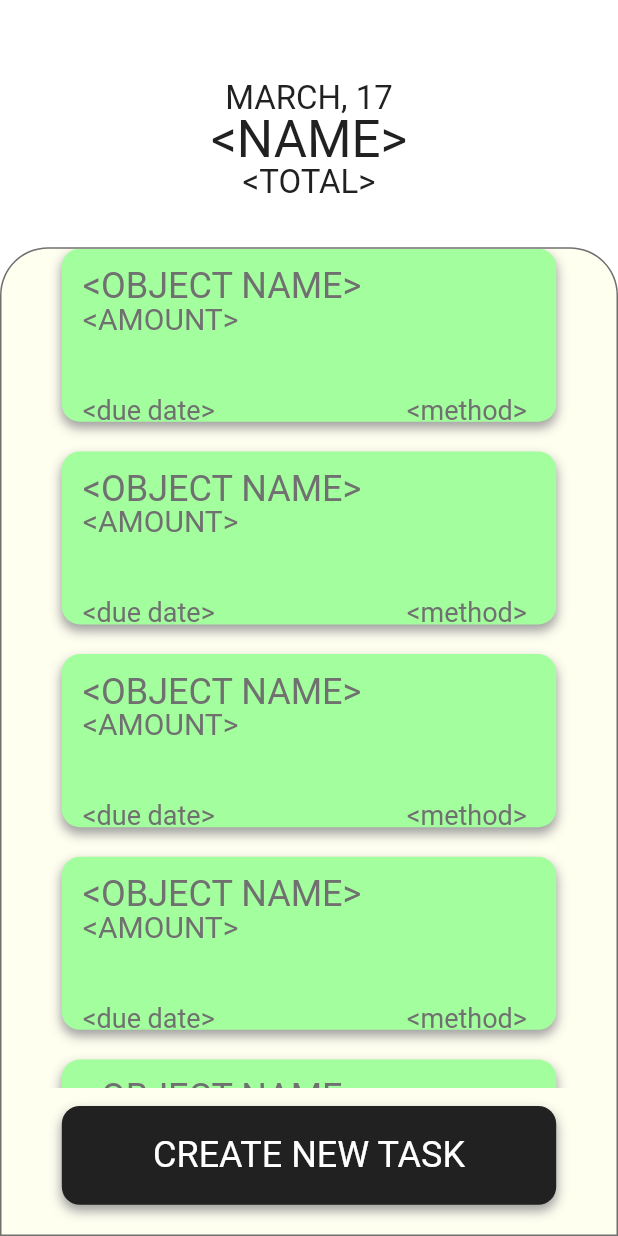
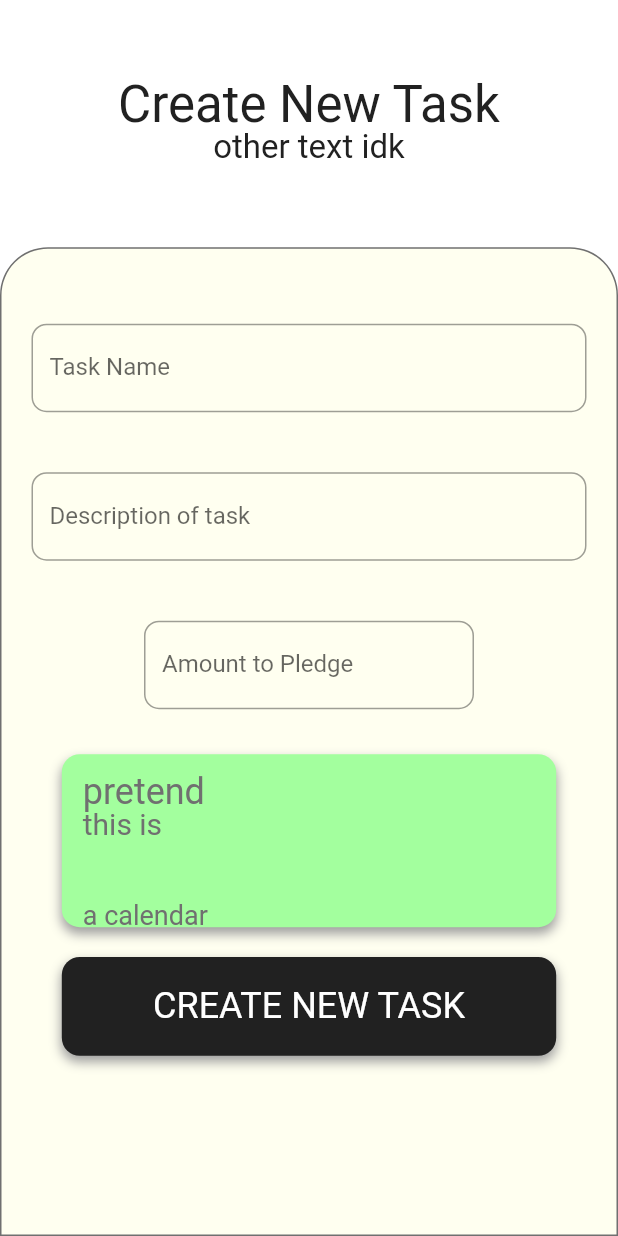
Before and after one commit to s-alad/Trustapp, a Flutter app: the HomeScreen screen opened directly, after a tap on "CREATE NEW TASK", on a phone screen of 412 x 824 dp. Run offline on Flutter 3.47's test engine with Material 2 defaults, Android fonts, the phone set to English and light mode, and no system bars; our stand-ins replace flutter_calendar_carousel, shared_preferences, sqflite; accounts and stored records are empty; Roboto replaces fonts that are missing (Roboto-Bold, Roboto-Medium).

Commit message:
aight so this is the thing that i never did
swag swag

```diff
--- a/lib/HomeScreen.dart
+++ b/lib/HomeScreen.dart
@@ -1,4 +1,6 @@
 import 'package:flutter/material.dart';
+import 'package:flutter/rendering.dart';
+import 'package:flutter_calendar_carousel/flutter_calendar_carousel.dart';
 import 'package:sqflite/sqflite.dart';
 import 'SignUpScreen.dart';
 
@@ -12,10 +14,12 @@ class CreateButton extends StatelessWidget
     return GestureDetector(
       onTap: ()
       {
-        print('tapped');
+        Navigator.push(
+          context,
+          MaterialPageRoute(builder: (context) => CreateScreen()),
+  );
       },
-      child: Padding(
-        padding: EdgeInsets.only(top: 12),
+
       child: Align(
         alignment: Alignment.center,
         child: Container(
@@ -47,13 +51,65 @@ class CreateButton extends StatelessWidget
           )
         ),
       ),
+    );
+  }
+}
+class CreateCreateButton extends StatelessWidget
+{
+  Widget build(BuildContext context)
+  {
+    double w = MediaQuery.of(context).size.width;
+    double h = MediaQuery.of(context).size.height;
+
+    return GestureDetector(
+      onTap: ()
+      {
+        Navigator.pop(context
+  );
+      },
+
+      child: Align(
+        alignment: Alignment.center,
+        child: Container(
+          alignment: Alignment.bottomCenter,
+          height: h * .08,
+          width: w * .8,
+          margin: EdgeInsets.only(bottom: h * .024),
+          child: Center(
+            child: Text(
+              'CREATE NEW TASK',
+              textAlign: TextAlign.center,
+              style: (TextStyle(color: Colors.white, fontSize: 24, fontFamily: 'Roboto-Medium')),
+            ),
+          ),
+          decoration: new BoxDecoration(
+            boxShadow: [
+            BoxShadow(
+              color: Colors.grey,
+              blurRadius: 6.0,
+              spreadRadius: 0.0,
+              offset: Offset(
+                0.0,
+                4.0,
+              ),
             )
+            ],
+            color: Color(0xFF212121),
+            borderRadius: new BorderRadius.all(Radius.circular(12))
+          )
+        ),
+      ),
     );
   }
 }
 
 class TaskContainer extends StatelessWidget
 {
+  //defining variables for each of the cards to read from
+  TaskContainer({this.name,this.amount,this.duedate,});
+  final String name;
+  final String amount;
+  final String duedate;
   Widget build(BuildContext context)
   {
     double w = MediaQuery.of(context).size.width;
@@ -88,7 +144,7 @@ class TaskContainer extends StatelessWidget
                 Padding(
                   padding: EdgeInsets.only(left: 14, top: 14),
                   child: Text(
-                    '<OBJECT NAME>',
+                    name,
                     style: (TextStyle(color: Color(0xFF707070), fontSize: 24, fontFamily: 'Roboto-Medium', height: 1)),
                   ),
                 ),
@@ -99,7 +155,7 @@ class TaskContainer extends StatelessWidget
                 Padding(
                   padding: EdgeInsets.only(left: 14),
                   child: Text(
-                    '<AMOUNT>',
+                    amount,
                     style: (TextStyle(color: Color(0xFF707070), fontSize: 20, fontFamily: 'Roboto-Medium', height: 1)),
                   ),
                 ),
@@ -110,14 +166,7 @@ class TaskContainer extends StatelessWidget
                 Padding(
                   padding: EdgeInsets.only(left: 14, top: 42),
                   child: Text(
-                    '<due date>',
-                    style: (TextStyle(color: Color(0xFF707070), fontSize: 18, fontFamily: 'Roboto-Medium', height: 1)),
-                  ),
-                ),
-                Padding(
-                  padding: EdgeInsets.only(left: 128, top: 42),
-                  child: Text(
-                    '<method>',
+                    duedate,
                     style: (TextStyle(color: Color(0xFF707070), fontSize: 18, fontFamily: 'Roboto-Medium', height: 1)),
                   ),
                 ),
@@ -199,20 +248,21 @@ class Body extends StatelessWidget
         ),
         child: Column(
           children: <Widget>[
-            Expanded(
+            Container(
+              height: h * .6,
               child: ListView(
                 physics: BouncingScrollPhysics(),
                 children: <Widget>[
-                  TaskContainer(),
-                  TaskContainer(),
-                  TaskContainer(),
-                  TaskContainer(),
-                  TaskContainer(),
-                  TaskContainer(),
+                  TaskContainer(name: "hi", amount: "two fiddy", duedate: "hi o clock",),
+                  TaskContainer(name: "faaggai", amount: "ahafahf fiddy", duedate: "hi o cloahah",),
+                  TaskContainer(name: "asd", amount: "two fihahahahahddy", duedate: "hi o cannlock",),
                 ],
               ),
             ),
-            CreateButton(),
+            Container(
+              height: h * .19,
+              child: CreateButton(),
+            )
           ],
         )
       ),
@@ -220,6 +270,141 @@ class Body extends StatelessWidget
   }
 }
 
+class CreateScreen extends StatelessWidget {
+  @override
+  Widget build (BuildContext ctxt) {
+    return new Scaffold(
+      backgroundColor: Colors.white,
+      body: Column(
+        children: <Widget>[
+          CreateHeader(),
+          CreateBody(),
+        ]
+      )
+    );
+  }
+}
+
+class CreateHeader extends StatelessWidget{
+  @override
+ Widget build(BuildContext context)
+  {
+    double w = MediaQuery.of(context).size.width;
+    double h = MediaQuery.of(context).size.height;
+    return Container(
+      width: w,
+      height: h * .2,
+      child: Column(
+        crossAxisAlignment: CrossAxisAlignment.start,
+        mainAxisAlignment: MainAxisAlignment.center,
+        children: <Widget>[
+          Align(
+            child: Text(
+              'Create New Task',
+              style: (TextStyle(color: Color(0xFF212121), fontSize: 34, fontFamily: 'Roboto-Bold', height: 1)),
+            ),
+          ),
+          Align(
+            child: Text(
+              'other text idk',
+              style: (TextStyle(color: Color(0xFF212121), fontSize: 22, fontFamily: 'Roboto-Medium', height: 1)),
+            ),
+          ),
+        ],
+      )
+    );
+}
+}
+class CreateBody extends StatelessWidget{
+    @override
+  Widget build(BuildContext context)
+  {
+    double w = MediaQuery.of(context).size.width;
+    double h = MediaQuery.of(context).size.height;
+
+    return Align(
+      alignment: Alignment(0, 1),
+
+      child: Container(
+
+        height: h * .8,
+        width: w,
+        decoration: new BoxDecoration(
+          border: Border.all(color: Color(0xFF707070)),
+          color: Color(0xFFFFFFF0),
+          borderRadius: new BorderRadius.only(
+            topLeft: const Radius.circular(32),
+            topRight: const Radius.circular(32),
+          )
+        ),
+      child: Container(
+        margin: EdgeInsets.only(left: 20.0, right: 20.0),
+        child: Column(
+          children: <Widget>[
+            Padding(
+              padding: EdgeInsets.only(top: 50),
+              child: TextField(
+
+                  obscureText: false,
+                  decoration: InputDecoration(
+                  border: new OutlineInputBorder(
+                  borderRadius: const BorderRadius.all(
+                  const Radius.circular(10.0),
+                 ),
+                  ),
+                  labelText: 'Task Name',
+              ),
+              )
+            ),
+            Padding(
+              padding: EdgeInsets.only(top: 40),
+              child: TextField(
+
+                  obscureText: false,
+                  decoration: InputDecoration(
+                  border: new OutlineInputBorder(
+                  borderRadius: const BorderRadius.all(
+                  const Radius.circular(10.0),
+                 ),
+                  ),
+                  labelText: 'Description of task',
+              ),
+              )
+            ),
+            Padding(
+              padding: EdgeInsets.only(top: 40, right: 75, left: 75),
+              child: TextField(
+
+                  keyboardType: TextInputType.number,
+
+                  decoration: InputDecoration(
+                  border: new OutlineInputBorder(
+                  borderRadius: const BorderRadius.all(
+                  const Radius.circular(10.0),
+                 ),
+                  ),
+                  labelText: 'Amount to Pledge',
+              ),
+              )
+            ),
+            Padding(
+              padding: EdgeInsets.only(top: 30),
+              child: TaskContainer(
+                name: "pretend", amount: "this is", duedate: "a calendar",
+              )
+            ),
+            CreateCreateButton()
+
+          ],
+        )
+
+      ),
+
+    ),
+
+    );
+  }
+}
 class HomeScreen extends StatelessWidget
 {
 	@override
--- a/lib/SignUpScreen.dart
+++ b/lib/SignUpScreen.dart
@@ -9,9 +9,7 @@ class SignUpScreen extends StatelessWidget
   {
     return Scaffold(
       backgroundColor: Colors.white,
-      body: Center(
-        child: Text('first time splash screen'),
-      )
+      body: Text('first time splash screen')
     );
   }
 }
```
Also changed, not shown: assets/images/calendar.jpg (added). Lines whose indentation alone changed are shown as unchanged.
